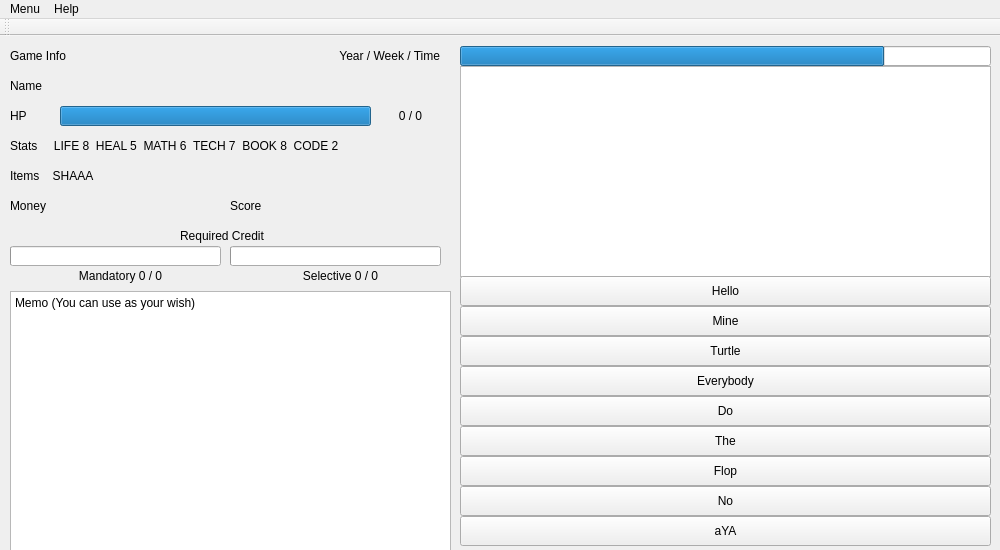
The window that sugang_simulator_2017.ui (CRYPTOGRAPHCODER/project_se271) describes before a commit, drawn with Qt 5.
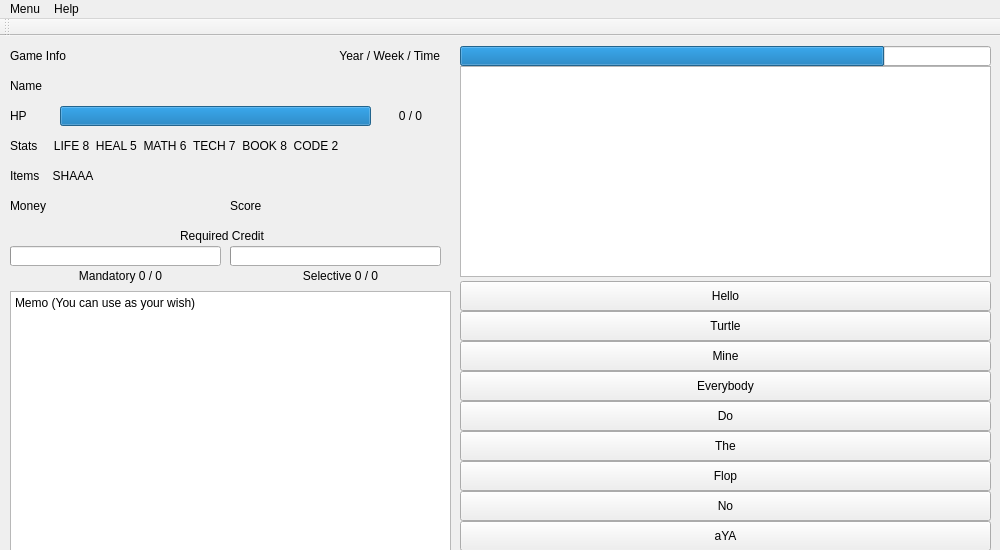
The same window after the commit.

Patch:
```diff
--- a/sugang_simulator_2017.ui
+++ b/sugang_simulator_2017.ui
@@ -320,7 +320,7 @@
     <property name="geometry">
      <rect>
       <x>460</x>
-      <y>270</y>
+      <y>305</y>
       <width>531</width>
       <height>30</height>
      </rect>
@@ -336,7 +336,7 @@
     <property name="geometry">
      <rect>
       <x>460</x>
-      <y>450</y>
+      <y>455</y>
       <width>531</width>
       <height>30</height>
      </rect>
@@ -352,7 +352,7 @@
     <property name="geometry">
      <rect>
       <x>460</x>
-      <y>480</y>
+      <y>485</y>
       <width>531</width>
       <height>30</height>
      </rect>
@@ -368,7 +368,7 @@
     <property name="geometry">
      <rect>
       <x>460</x>
-      <y>420</y>
+      <y>425</y>
       <width>531</width>
       <height>30</height>
      </rect>
@@ -384,7 +384,7 @@
     <property name="geometry">
      <rect>
       <x>460</x>
-      <y>360</y>
+      <y>365</y>
       <width>531</width>
       <height>30</height>
      </rect>
@@ -400,7 +400,7 @@
     <property name="geometry">
      <rect>
       <x>460</x>
-      <y>390</y>
+      <y>395</y>
       <width>531</width>
       <height>30</height>
      </rect>
@@ -416,7 +416,7 @@
     <property name="geometry">
      <rect>
       <x>460</x>
-      <y>240</y>
+      <y>245</y>
       <width>531</width>
       <height>30</height>
      </rect>
@@ -432,7 +432,7 @@
     <property name="geometry">
      <rect>
       <x>460</x>
-      <y>300</y>
+      <y>275</y>
       <width>531</width>
       <height>30</height>
      </rect>
@@ -448,7 +448,7 @@
     <property name="geometry">
      <rect>
       <x>460</x>
-      <y>330</y>
+      <y>335</y>
       <width>531</width>
       <height>30</height>
      </rect>
```
